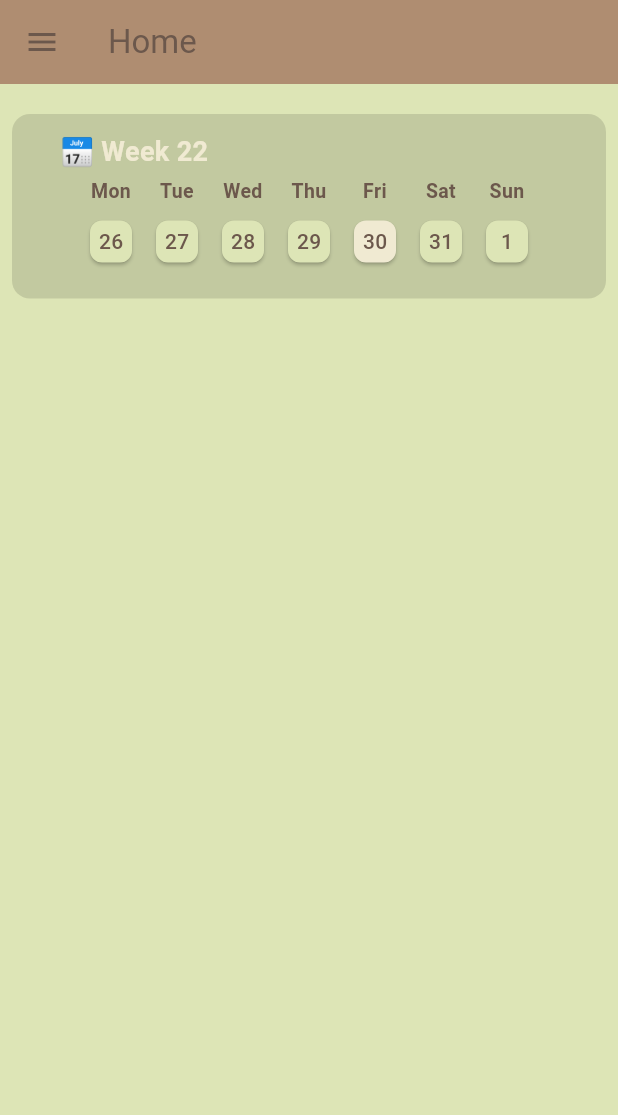
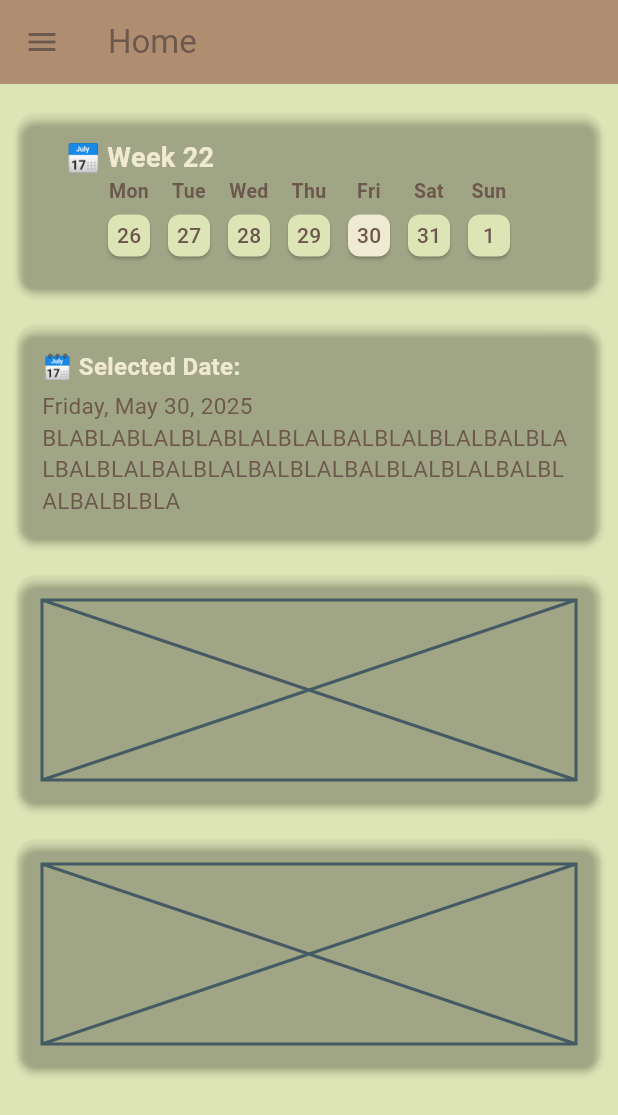
Before and after one commit to x14119641/flutterAPP, a Flutter app: the screen it shows after launch, on a phone screen of 412 x 824 dp. Shown: the top 1115 px of the screen. Run offline on Flutter 3.47's test engine with Material 3 defaults, Android fonts, the phone set to English and light mode, and no system bars.

Commit message:
Fixed 'the card container', fixed some style and added new container to fill info

```diff
--- a/lib/ui/screens/home_screen.dart
+++ b/lib/ui/screens/home_screen.dart
@@ -1,6 +1,7 @@
 import 'package:flutter/material.dart';
 import 'package:flutter_application_1/ui/widgets/base_layout.dart';
 import 'package:flutter_application_1/ui/widgets/content_card.dart';
+import 'package:flutter_application_1/ui/widgets/main_content_info.dart';
 import 'package:flutter_application_1/ui/widgets/weekday_scroller.dart';
 
 class HomePage extends StatelessWidget {
@@ -10,12 +11,17 @@ class HomePage extends StatelessWidget {
   Widget build(BuildContext context) {
     return BaseLayout(
       title: 'Home',
-      child: Column(
-        crossAxisAlignment: CrossAxisAlignment.start,
-        children: [
-          ContentCard(child: WeekdayScroller(),
-          ),
-        ],
+      child: SingleChildScrollView(
+        padding: const EdgeInsets.only(bottom: 16),
+        child: Column(
+          crossAxisAlignment: CrossAxisAlignment.start,
+          children: [
+            ContentCard(child: WeekdayScroller()),
+            ContentCard(child: MainContentInfo()),
+            ContentCard(child: Placeholder(fallbackHeight: 120,)),
+            ContentCard(child: Placeholder(fallbackHeight: 120,)),
+          ],
+        ),
       ),
     );
   }
--- a/lib/ui/widgets/content_card.dart
+++ b/lib/ui/widgets/content_card.dart
@@ -1,5 +1,4 @@
 import 'package:flutter/material.dart';
-
 
 class ContentCard extends StatelessWidget {
   final Widget child;
@@ -17,21 +16,14 @@ class ContentCard extends StatelessWidget {
 
   @override
   Widget build(BuildContext context) {
-    return Container(
-      margin:margin,
-      padding: padding,
-      decoration: BoxDecoration(
+    return Padding(
+      padding: margin,
+      child: Card(
         color: color ?? Colors.transparent,
-        borderRadius:  BorderRadius.circular(12),
-        boxShadow: const [
-          BoxShadow(
-            color: Colors.black12,
-            // blurRadius: 8,
-            offset: Offset(0,4),
-          ),
-        ],
+        shape: RoundedRectangleBorder(borderRadius: BorderRadius.circular(12)),
+        elevation: 2,
+        child: Padding(padding: padding, child: child),
       ),
-      child: child,
     );
   }
 }
--- /dev/null
+++ b/lib/ui/widgets/main_content_info.dart
@@ -0,0 +1,36 @@
+import 'package:flutter/material.dart';
+import 'package:intl/intl.dart';
+import 'package:provider/provider.dart';
+import 'package:flutter_application_1/store/date_store.dart';
+
+class MainContentInfo extends StatelessWidget {
+  const MainContentInfo({super.key});
+
+  @override
+  Widget build(BuildContext context) {
+    final selectedDate = context.watch<DateStore>().selectedDate;
+
+    return Column(
+      crossAxisAlignment: CrossAxisAlignment.start,
+      children: [
+        Text(
+          '🗓️ Selected Date:',
+          style: TextStyle(
+            fontWeight: FontWeight.bold,
+            color: Theme.of(context).colorScheme.primary,
+            fontSize: 16,
+          ),
+        ),
+        const SizedBox(height: 4),
+        Text(
+          DateFormat('EEEE, MMMM d, yyyy').format(selectedDate),
+          style: const TextStyle(fontSize: 15),
+        ),
+        Text(
+          'BLABLABLALBLABLALBLALBALBLALBLALBALBLALBALBLALBALBLALBALBLALBALBLALBLALBALBLALBALBLBLA',
+          style: const TextStyle(fontSize: 15),
+        ),
+      ],
+    );
+  }
+}
--- a/lib/ui/widgets/weekday_scroller.dart
+++ b/lib/ui/widgets/weekday_scroller.dart
@@ -2,8 +2,6 @@ import 'package:flutter/material.dart';
 import 'package:flutter_application_1/store/date_store.dart';
 import 'package:intl/intl.dart';
 import 'package:provider/provider.dart';
-
-
 
 class WeekdayScroller extends StatefulWidget {
   const WeekdayScroller({super.key});
@@ -13,7 +11,7 @@ class WeekdayScroller extends StatefulWidget {
 }
 
 class _WeekdayScrollerState extends State<WeekdayScroller> {
-  final PageController _pageController = PageController(initialPage: 52); // Today in the middle
+  final PageController _pageController = PageController(initialPage: 52);
   final DateTime today = DateTime.now();
 
   int getWeekNumber(DateTime date) {
@@ -33,6 +31,7 @@ class _WeekdayScrollerState extends State<WeekdayScroller> {
   Widget build(BuildContext context) {
     final dateStore = Provider.of<DateStore>(context);
     final selectedDate = dateStore.selectedDate;
+
     return Column(
       crossAxisAlignment: CrossAxisAlignment.start,
       children: [
@@ -48,7 +47,7 @@ class _WeekdayScrollerState extends State<WeekdayScroller> {
             ),
           ),
         ),
-        const SizedBox(height: 4),
+        // const SizedBox(height: 4),
 
         // Static weekday names
         Row(
@@ -56,7 +55,7 @@ class _WeekdayScrollerState extends State<WeekdayScroller> {
           children: List.generate(7, (i) {
             final weekday = DateFormat('E').format(DateTime(2020, 1, 6 + i));
             return SizedBox(
-              width: 44,
+              width: 40,
               child: Text(
                 weekday,
                 textAlign: TextAlign.center,
@@ -68,16 +67,17 @@ class _WeekdayScrollerState extends State<WeekdayScroller> {
             );
           }),
         ),
-        const SizedBox(height: 6),
+        // const SizedBox(height: 2),
 
         // Weekly pager
         SizedBox(
-          height: 36,
+          height: 40,
+          width: double.infinity,
           child: PageView.builder(
             controller: _pageController,
             scrollDirection: Axis.horizontal,
             onPageChanged: (index) {
-             final newDate = today.add(Duration(days: (index-52)*7));
+              final newDate = today.add(Duration(days: (index - 52) * 7));
               dateStore.setDate(newDate);
             },
             itemBuilder: (context, pageIndex) {
@@ -85,20 +85,24 @@ class _WeekdayScrollerState extends State<WeekdayScroller> {
               final startOfWeek = getStartOfWeek(baseDate);
               final weekDates = List.generate(7, (i) => startOfWeek.add(Duration(days: i)));
 
-              return Row(
+              return Center(
+                child: ConstrainedBox(
+                  constraints: const BoxConstraints(maxWidth: 360),
+                  child: Row(
                     mainAxisAlignment: MainAxisAlignment.center,
                     children: weekDates.map((date) {
                       final isToday = DateUtils.isSameDay(date, DateTime.now());
                       final isSelected = date == context.watch<DateStore>().selectedDate;
+
                       return Padding(
-                    padding: const EdgeInsets.symmetric(horizontal: 4),
+                        padding: const EdgeInsets.symmetric(horizontal: 2),
                         child: GestureDetector(
                           onTap: () => dateStore.setDate(date),
                           child: Card(
                             color: isSelected
                                 ? Theme.of(context).colorScheme.primary
                                 : isToday
-                                ? Theme.of(context).colorScheme.surface
+                                    ? Theme.of(context).colorScheme.secondary
                                     : Theme.of(context).colorScheme.surface,
                             shape: RoundedRectangleBorder(
                               borderRadius: BorderRadius.circular(8),
@@ -114,8 +118,6 @@ class _WeekdayScrollerState extends State<WeekdayScroller> {
                                     fontWeight: FontWeight.w500,
                                     color: isSelected
                                         ? Theme.of(context).colorScheme.onPrimary
-                                    : isToday
-                                    ? Theme.of(context).colorScheme.error
                                         : Theme.of(context).colorScheme.onSurface,
                                   ),
                                 ),
@@ -125,6 +127,8 @@ class _WeekdayScrollerState extends State<WeekdayScroller> {
                         ),
                       );
                     }).toList(),
+                  ),
+                ),
               );
             },
           ),
```
Lines whose indentation alone changed are shown as unchanged.
